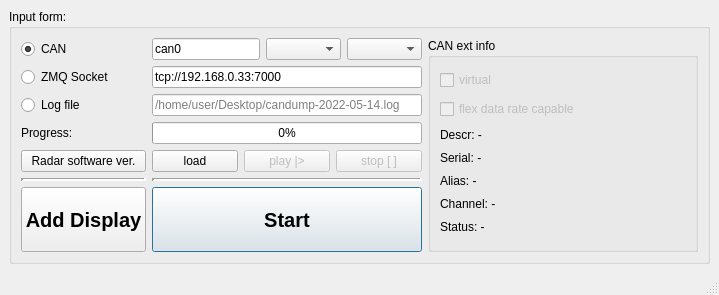
Qt form mainwindow.ui (anatoltrush/RadarVisual) before a commit.
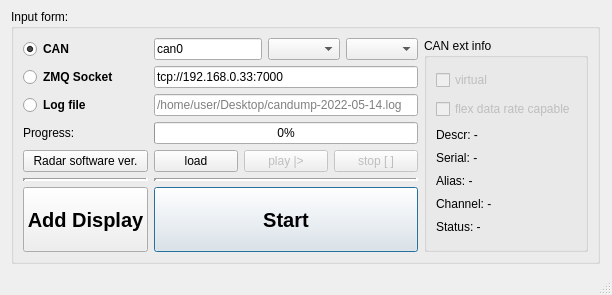
The same form after that commit. Icons and pictures are not drawn.

Commit message: QCanBus (Windows) done

Diff of the .ui file:
```diff
--- a/mainwindow.ui
+++ b/mainwindow.ui
@@ -9,10 +9,16 @@
    <rect>
     <x>0</x>
     <y>0</y>
-    <width>719</width>
+    <width>612</width>
     <height>295</height>
    </rect>
   </property>
+  <property name="sizePolicy">
+   <sizepolicy hsizetype="Fixed" vsizetype="Preferred">
+    <horstretch>0</horstretch>
+    <verstretch>0</verstretch>
+   </sizepolicy>
+  </property>
   <property name="maximumSize">
    <size>
     <width>719</width>
@@ -33,6 +39,12 @@
    <layout class="QGridLayout" name="gridLayout_3">
     <item row="0" column="0">
      <widget class="QGroupBox" name="gBInput">
+      <property name="sizePolicy">
+       <sizepolicy hsizetype="Fixed" vsizetype="Preferred">
+        <horstretch>0</horstretch>
+        <verstretch>0</verstretch>
+       </sizepolicy>
+      </property>
       <property name="title">
        <string>Input form:</string>
       </property>
@@ -46,6 +58,11 @@
        </item>
        <item row="1" column="0">
         <widget class="QRadioButton" name="rBInpZMQ">
+         <property name="font">
+          <font>
+           <bold>true</bold>
+          </font>
+         </property>
          <property name="text">
           <string>ZMQ Socket</string>
          </property>
@@ -62,7 +79,6 @@
          <property name="font">
           <font>
            <pointsize>15</pointsize>
-           <weight>75</weight>
            <bold>true</bold>
           </font>
          </property>
@@ -145,6 +161,11 @@
        </item>
        <item row="0" column="0">
         <widget class="QRadioButton" name="rBInpCAN">
+         <property name="font">
+          <font>
+           <bold>true</bold>
+          </font>
+         </property>
          <property name="text">
           <string>CAN</string>
          </property>
@@ -186,7 +207,6 @@
          <property name="font">
           <font>
            <pointsize>15</pointsize>
-           <weight>75</weight>
            <bold>true</bold>
           </font>
          </property>
@@ -217,6 +237,11 @@
        </item>
        <item row="2" column="0">
         <widget class="QRadioButton" name="rBInpFile">
+         <property name="font">
+          <font>
+           <bold>true</bold>
+          </font>
+         </property>
          <property name="text">
           <string>Log file</string>
          </property>
@@ -284,7 +309,7 @@
        <item row="0" column="2" rowspan="7">
         <widget class="QGroupBox" name="gBCanExtInfo">
          <property name="sizePolicy">
-          <sizepolicy hsizetype="Expanding" vsizetype="Preferred">
+          <sizepolicy hsizetype="Fixed" vsizetype="Preferred">
            <horstretch>0</horstretch>
            <verstretch>0</verstretch>
           </sizepolicy>
```
The commit also changes 3 other files.
